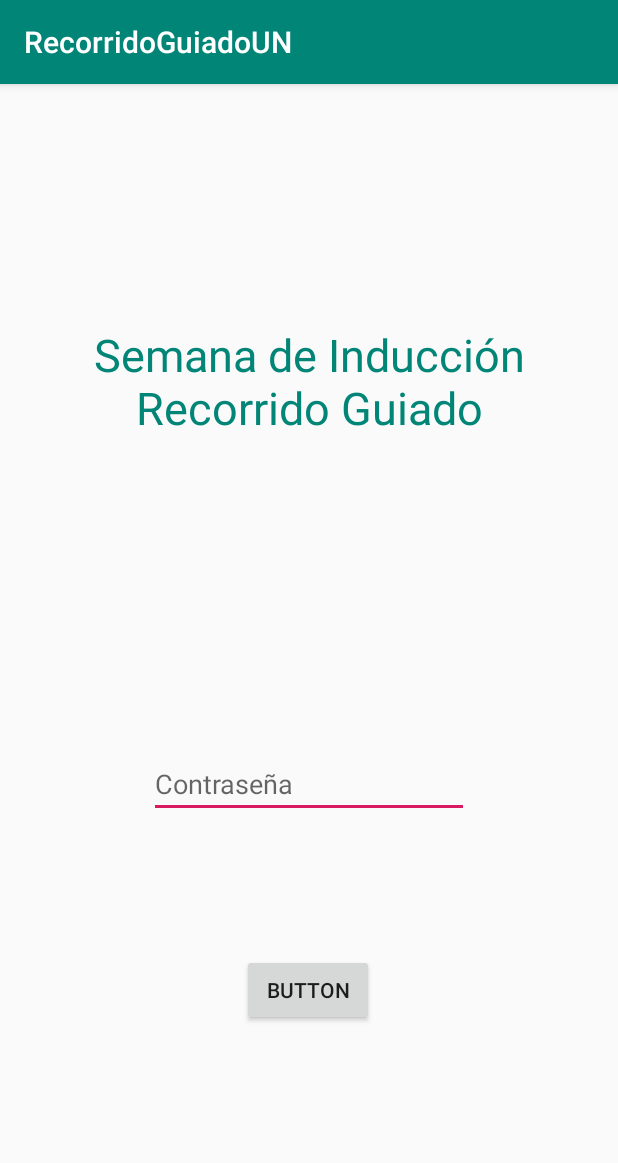
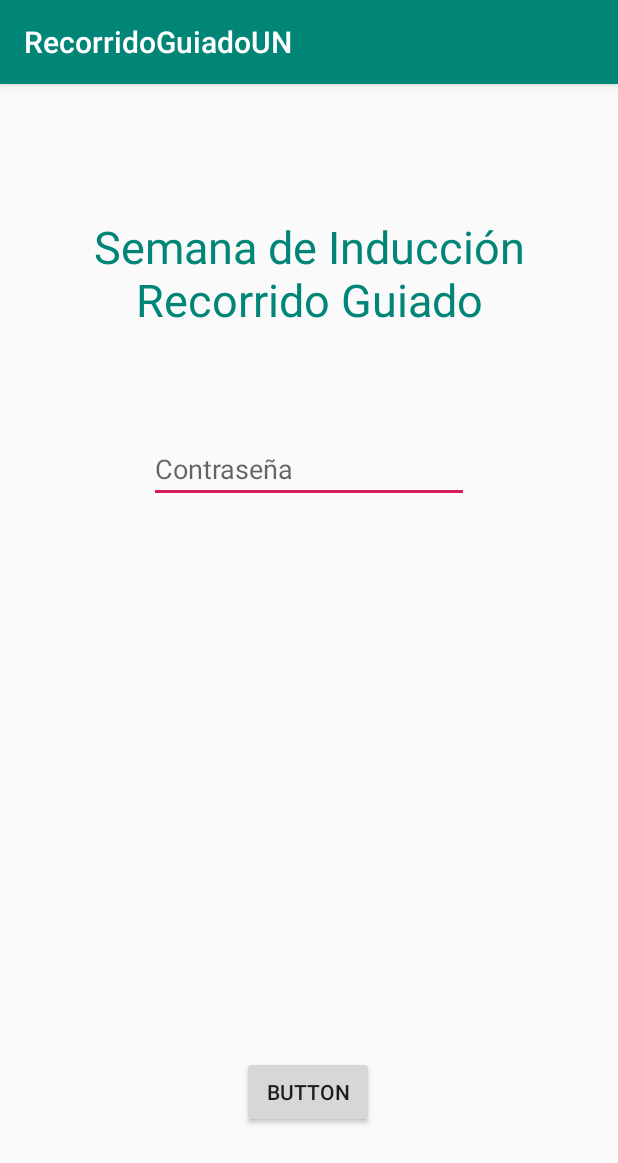
Before and after one commit to icquirogac/RecorridoGuiadoApp, an Android app: the screen it shows after launch (MainActivity), on a phone screen of 412 x 824 dp. Shown: the top 1163 px of the screen. Run offline under Robolectric (Android 15) with nearby library versions, the phone set to English and light mode, and no system bars.

Commit message:
Bug arreglado

```diff
--- a/App/app/src/main/java/com/example/recorridoguiadoun/Activity/MainActivity.java
+++ b/App/app/src/main/java/com/example/recorridoguiadoun/Activity/MainActivity.java
@@ -15,13 +15,14 @@ import com.example.recorridoguiadoun.R;
 
 public class MainActivity extends AppCompatActivity {
 
-    public SharedPreferences mPrefs = getPreferences(MODE_PRIVATE);
+    public SharedPreferences mPrefs;
     Button startBut;
     TextView pass;
     @Override
     protected void onCreate(Bundle savedInstanceState) {
         super.onCreate(savedInstanceState);
         setContentView(R.layout.activity_main);
+        mPrefs = getPreferences(MODE_PRIVATE);
         startBut = (Button) findViewById(R.id.startButton);
         pass = (TextView) findViewById(R.id.pass);
         startBut.setOnClickListener(new View.OnClickListener() {
--- a/App/app/src/main/java/com/example/recorridoguiadoun/Models/Constants.java
+++ b/App/app/src/main/java/com/example/recorridoguiadoun/Models/Constants.java
@@ -3,4 +3,8 @@ package com.example.recorridoguiadoun.Models;
 
 public final class Constants {
     public static Estacion[] estaciones = new Estacion[11];
+    public static Estacion[] r1 = {estaciones[3], estaciones[5], estaciones[2]};
+    public static Estacion[] r2 = {estaciones[3], estaciones[5], estaciones[2]};
+    public static Estacion[] r3 = {estaciones[3], estaciones[5], estaciones[2]};
+    public static Estacion[] r4 = {estaciones[3], estaciones[5], estaciones[2]};
 }
--- a/App/app/src/main/java/com/example/recorridoguiadoun/Models/Estacion.java
+++ b/App/app/src/main/java/com/example/recorridoguiadoun/Models/Estacion.java
@@ -4,6 +4,7 @@ package com.example.recorridoguiadoun.Models;
 import java.util.Date;
 
 public class Estacion {
+
     public String srcImage;
     public String nombre;
     public String info;
--- a/App/app/src/main/java/com/example/recorridoguiadoun/Models/Saver.java
+++ b/App/app/src/main/java/com/example/recorridoguiadoun/Models/Saver.java
@@ -13,7 +13,7 @@ public class Saver {
         start = Calendar.getInstance().getTime();
         ruta = rut;
         penalizacion = 0;
-        pos=0;
-        won=false;
+        pos = 0;
+        won = false;
     }
 }
--- a/App/app/src/main/res/layout/activity_main.xml
+++ b/App/app/src/main/res/layout/activity_main.xml
@@ -10,7 +10,7 @@
         android:id="@+id/textView"
         android:layout_width="291dp"
         android:layout_height="110dp"
-        android:layout_marginTop="160dp"
+        android:layout_marginTop="88dp"
         android:text="Semana de Inducción Recorrido Guiado"
         android:textAlignment="center"
         android:textColor="@color/colorPrimary"
@@ -25,7 +25,7 @@
         android:layout_height="wrap_content"
         android:layout_marginStart="8dp"
         android:layout_marginEnd="8dp"
-        android:layout_marginBottom="140dp"
+        android:layout_marginBottom="72dp"
         android:text="Button"
         app:layout_constraintBottom_toBottomOf="parent"
         app:layout_constraintEnd_toEndOf="parent"
@@ -37,7 +37,7 @@
         android:layout_width="wrap_content"
         android:layout_height="wrap_content"
         android:layout_marginStart="8dp"
-        android:layout_marginTop="140dp"
+        android:layout_marginTop="36dp"
         android:layout_marginEnd="8dp"
         android:layout_marginBottom="8dp"
         android:ems="10"
@@ -47,6 +47,6 @@
         app:layout_constraintEnd_toEndOf="parent"
         app:layout_constraintStart_toStartOf="parent"
         app:layout_constraintTop_toBottomOf="@+id/textView"
-        app:layout_constraintVertical_bias="0.291" />
+        app:layout_constraintVertical_bias="0.0" />
 
 </android.support.constraint.ConstraintLayout>
```
Also changed, not shown: App/app/src/main/java/com/example/recorridoguiadoun/Controllers/gameController.java (+7 -7 lines), App/app/gradle/wrapper/gradle-wrapper.properties (added), 4 other files.
